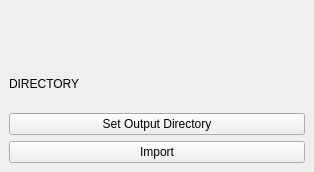
Old version of the form gui/main.ui in the repository T6nisValk/camera_connect.
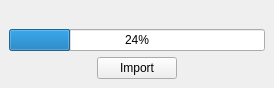
New version of the form.

```diff
--- a/gui/main.ui
+++ b/gui/main.ui
@@ -6,8 +6,8 @@
    <rect>
     <x>0</x>
     <y>0</y>
-    <width>314</width>
-    <height>172</height>
+    <width>274</width>
+    <height>82</height>
    </rect>
   </property>
   <property name="windowTitle">
@@ -15,37 +15,53 @@
   </property>
   <widget class="QWidget" name="centralwidget">
    <layout class="QGridLayout" name="gridLayout">
-    <item row="1" column="0">
-     <widget class="QLabel" name="directory_lbl">
-      <property name="text">
-       <string>DIRECTORY</string>
-      </property>
-      <property name="wordWrap">
-       <bool>true</bool>
-      </property>
-     </widget>
-    </item>
-    <item row="3" column="0">
+    <item row="2" column="1">
      <widget class="QPushButton" name="import_btn">
       <property name="text">
        <string>Import</string>
       </property>
      </widget>
     </item>
-    <item row="2" column="0">
-     <widget class="QPushButton" name="set_dir_btn">
-      <property name="text">
-       <string>Set Output Directory</string>
-      </property>
-     </widget>
-    </item>
-    <item row="0" column="0">
+    <item row="0" column="0" colspan="3">
      <widget class="QLabel" name="drive_info_lbl">
       <property name="text">
        <string/>
       </property>
      </widget>
     </item>
+    <item row="2" column="0">
+     <spacer name="horizontalSpacer">
+      <property name="orientation">
+       <enum>Qt::Orientation::Horizontal</enum>
+      </property>
+      <property name="sizeHint" stdset="0">
+       <size>
+        <width>40</width>
+        <height>20</height>
+       </size>
+      </property>
+     </spacer>
+    </item>
+    <item row="2" column="2">
+     <spacer name="horizontalSpacer_2">
+      <property name="orientation">
+       <enum>Qt::Orientation::Horizontal</enum>
+      </property>
+      <property name="sizeHint" stdset="0">
+       <size>
+        <width>40</width>
+        <height>20</height>
+       </size>
+      </property>
+     </spacer>
+    </item>
+    <item row="1" column="0" colspan="3">
+     <widget class="QProgressBar" name="progress_bar">
+      <property name="value">
+       <number>24</number>
+      </property>
+     </widget>
+    </item>
    </layout>
   </widget>
  </widget>
```
